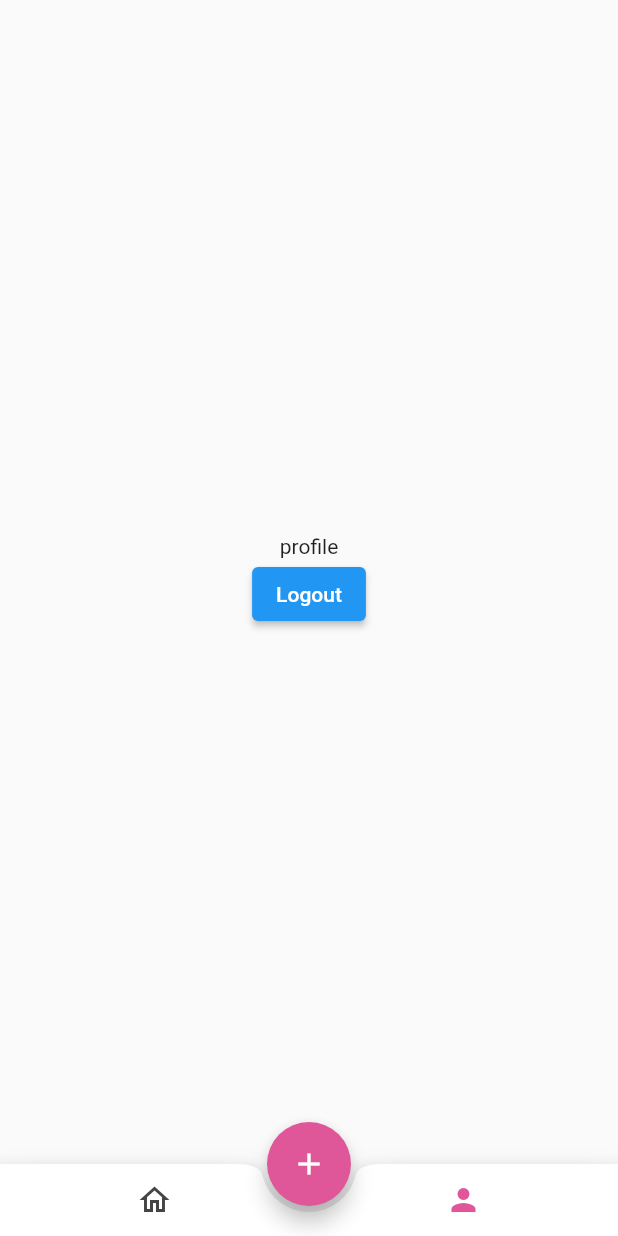
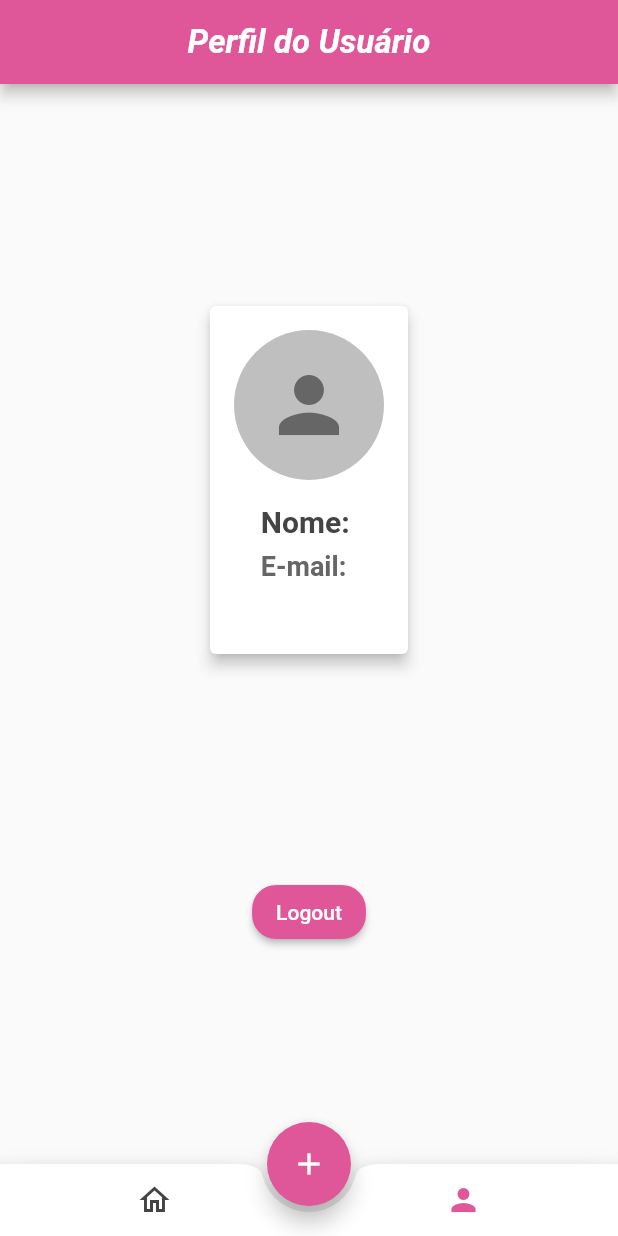
Before and after one commit to thak1996/cabeleleila, a Flutter app: the HomePageView screen opened by its route, after a tap on the "person outline" icon, on a phone screen of 412 x 824 dp. Run offline on Flutter 3.47's test engine with Material 2 defaults, Android fonts, the phone set to English and light mode, and no system bars; our stand-ins replace firebase_auth, firebase_core, flutter_secure_storage, get_it; accounts and stored records are empty; Roboto replaces fonts that are missing (AlegreyaSans).

Commit message:
criação das páginas home e profile, add cards

```diff
--- a/lib/app/common/constants/app_colors.dart
+++ b/lib/app/common/constants/app_colors.dart
@@ -35,6 +35,7 @@ class AppColors {
   static const Color white = Color(0xFFFFFFFF);
   static const Color iceWhite = Color(0xFFEEF8F7);
   static const Color darkGrey = Color(0xFF444444);
+  static const Color lighGrey = Color(0xFFBFBFBF);
   static const Color grey = Color(0xFF666666);
   static const Color error = Color(0xFFF44336);
 }
--- a/lib/app/common/constants/app_text_styles.dart
+++ b/lib/app/common/constants/app_text_styles.dart
@@ -15,9 +15,21 @@ class AppTextStyles {
     fontWeight: FontWeight.w700,
   );
 
+  static const TextStyle mediumText16 = TextStyle(
+    fontFamily: 'AlegreyaSans',
+    fontSize: 16.0,
+    fontWeight: FontWeight.w600,
+  );
+
   static const TextStyle mediumText18 = TextStyle(
     fontFamily: 'AlegreyaSans',
     fontSize: 18.0,
+    fontWeight: FontWeight.w600,
+  );
+
+  static const TextStyle mediumText22 = TextStyle(
+    fontFamily: 'AlegreyaSans',
+    fontSize: 22.0,
     fontWeight: FontWeight.w600,
   );
 
@@ -31,7 +43,6 @@ class AppTextStyles {
     fontFamily: 'AlegreyaSans',
     fontSize: 14.0,
     fontWeight: FontWeight.w500,
-
   );
 
   static const TextStyle inputLabelText = TextStyle(
--- /dev/null
+++ b/lib/app/common/widget/appbar_custom.dart
@@ -0,0 +1,36 @@
+import 'package:cabeleleila/app/common/constants/app_colors.dart';
+import 'package:cabeleleila/app/common/constants/app_text_styles.dart';
+import 'package:flutter/material.dart';
+
+class AppBarCustom extends StatefulWidget implements PreferredSizeWidget {
+  const AppBarCustom({
+    Key? key,
+    required this.title,
+    this.style,
+  }) : super(key: key);
+  final String title;
+  final TextStyle? style;
+
+  @override
+  State<AppBarCustom> createState() => _AppBarCustomState();
+  @override
+  Size get preferredSize => const Size.fromHeight(kToolbarHeight);
+}
+
+class _AppBarCustomState extends State<AppBarCustom> {
+  @override
+  Widget build(BuildContext context) {
+    return AppBar(
+      backgroundColor: AppColors.pinkOne,
+      automaticallyImplyLeading: false,
+      centerTitle: true,
+      title: Text(
+        widget.title,
+        style: widget.style ??
+            AppTextStyles.mediumText22.apply(
+              fontStyle: FontStyle.italic,
+            ),
+      ),
+    );
+  }
+}
--- /dev/null
+++ b/lib/app/common/widget/eleveted_button_custon.dart
@@ -0,0 +1,28 @@
+import 'package:cabeleleila/app/common/constants/app_colors.dart';
+import 'package:flutter/material.dart';
+
+class CustomElevatedButton extends StatelessWidget {
+  final void Function()? onPressed;
+  final String text;
+
+  const CustomElevatedButton({
+    super.key,
+    required this.text,
+    required this.onPressed,
+  });
+
+  @override
+  Widget build(BuildContext context) {
+    return ElevatedButton(
+      onPressed: onPressed,
+      style: ElevatedButton.styleFrom(
+        backgroundColor: AppColors.pinkOne,
+        padding: const EdgeInsets.symmetric(horizontal: 16, vertical: 8),
+        shape: RoundedRectangleBorder(
+          borderRadius: BorderRadius.circular(16),
+        ),
+      ),
+      child: Text(text),
+    );
+  }
+}
--- /dev/null
+++ b/lib/app/common/widget/service_salon_card.dart
@@ -0,0 +1,53 @@
+import 'package:cabeleleila/app/common/constants/app_colors.dart';
+import 'package:cabeleleila/app/common/constants/app_text_styles.dart';
+import 'package:flutter/material.dart';
+
+class SalonService {
+  SalonService({
+    required this.name,
+    required this.description,
+    required this.price,
+  });
+  final String name;
+  final String description;
+  final double price;
+}
+
+class SalonServiceCard extends StatelessWidget {
+  final SalonService service;
+
+  const SalonServiceCard({super.key, required this.service});
+
+  @override
+  Widget build(BuildContext context) {
+    return Card(
+      elevation: 4,
+      shadowColor: AppColors.pinkLogo,
+      margin: const EdgeInsets.symmetric(vertical: 8, horizontal: 16),
+      child: Padding(
+        padding: const EdgeInsets.all(16),
+        child: Column(
+          crossAxisAlignment: CrossAxisAlignment.start,
+          children: [
+            Text(
+              service.name,
+              style: AppTextStyles.mediumText18,
+            ),
+            const SizedBox(height: 6),
+            Text(
+              service.description,
+              style: AppTextStyles.inputText.copyWith(
+                color: AppColors.grey,
+              ),
+            ),
+            const SizedBox(height: 8),
+            Text(
+              'Preço: R\$ ${service.price.toStringAsFixed(2)}',
+              style: AppTextStyles.mediumText16,
+            ),
+          ],
+        ),
+      ),
+    );
+  }
+}
--- /dev/null
+++ b/lib/app/common/widget/user_card_profile_card.dart
@@ -0,0 +1,68 @@
+import 'package:cabeleleila/app/common/constants/app_colors.dart';
+import 'package:cabeleleila/app/common/constants/app_text_styles.dart';
+import 'package:firebase_auth/firebase_auth.dart';
+import 'package:flutter/material.dart';
+
+class UserCard extends StatelessWidget {
+  const UserCard({Key? key, required this.user}) : super(key: key);
+  String _capitalize(String s) =>
+      s.isNotEmpty ? '${s[0].toUpperCase()}${s.substring(1)}' : '';
+  final User user;
+
+  @override
+  Widget build(BuildContext context) {
+    return Card(
+      elevation: 4,
+      child: Padding(
+        padding: const EdgeInsets.all(16.0),
+        child: Column(
+          children: [
+            user.photoURL != null
+                ? CircleAvatar(
+                    backgroundImage: NetworkImage(user.photoURL!),
+                    radius: 50,
+                  )
+                : const Material(
+                    color: AppColors.lighGrey,
+                    shape: CircleBorder(),
+                    child: Padding(
+                      padding: EdgeInsets.all(20),
+                      child: Icon(
+                        Icons.person,
+                        size: 60,
+                        color: AppColors.grey,
+                      ),
+                    ),
+                  ),
+            const SizedBox(height: 16.0),
+            Column(
+              crossAxisAlignment: CrossAxisAlignment.start,
+              children: [
+                user.displayName != null
+                    ? Text(
+                        "Nome: ${_capitalize(user.displayName!)}",
+                        style: AppTextStyles.mediumText20.apply(
+                          color: AppColors.darkGrey,
+                        ),
+                      )
+                    : const Text(""),
+                const SizedBox(height: 8.0),
+                user.email != null
+                    ? Text(
+                        "E-mail: ${user.email}",
+                        style: AppTextStyles.mediumText18.apply(
+                          color: AppColors.grey,
+                        ),
+                      )
+                    : const Text(""),
+                if (user.phoneNumber != null) const SizedBox(height: 8.0),
+                if (user.phoneNumber != null) Text(user.phoneNumber!),
+                const SizedBox(height: 8.0),
+              ],
+            ),
+          ],
+        ),
+      ),
+    );
+  }
+}
--- a/lib/app/locator.dart
+++ b/lib/app/locator.dart
@@ -1,5 +1,5 @@
 import 'package:cabeleleila/app/services/auth_service.dart';
-import 'package:cabeleleila/app/services/firebase_auth_service.dart';
+import 'package:cabeleleila/app/services/firebase/firebase_auth_service.dart';
 import 'package:cabeleleila/app/services/secure_storage.dart';
 import 'package:cabeleleila/app/view/authentication/sign_in/sign_in_controller.dart';
 import 'package:cabeleleila/app/view/authentication/sign_up/sign_up_controller.dart';
--- a/lib/app/services/firebase_auth_service.dart
+++ b/lib/app/services/firebase/firebase_auth_service.dart
@@ -1,5 +1,5 @@
 import 'package:cabeleleila/app/services/auth_service.dart';
-import 'package:cabeleleila/app/services/firebase_auth_exception.dart';
+import 'package:cabeleleila/app/services/firebase/firebase_auth_exception.dart';
 import 'package:firebase_auth/firebase_auth.dart';
 import 'package:cabeleleila/app/common/models/user_model.dart';
 
--- a/lib/app/view/home/appbar_pages/profile/profile_page.dart
+++ b/lib/app/view/home/appbar_pages/profile/profile_page.dart
@@ -1,5 +1,9 @@
+import 'package:cabeleleila/app/common/widget/appbar_custom.dart';
 import 'package:cabeleleila/app/common/constants/routes.dart';
+import 'package:cabeleleila/app/common/widget/eleveted_button_custon.dart';
+import 'package:cabeleleila/app/common/widget/user_card_profile_card.dart';
 import 'package:cabeleleila/app/services/secure_storage.dart';
+import 'package:firebase_auth/firebase_auth.dart';
 import 'package:flutter/material.dart';
 
 class ProfilePage extends StatefulWidget {
@@ -9,22 +13,28 @@ class ProfilePage extends StatefulWidget {
   State<ProfilePage> createState() => _ProfilePageState();
 }
 
-class _ProfilePageState extends State<ProfilePage>
-    with AutomaticKeepAliveClientMixin<ProfilePage> {
-  @override
+class _ProfilePageState extends State<ProfilePage> {
+  final User user = FirebaseAuth.instance.currentUser!;
+  SecureStorage secureStorage = const SecureStorage();
+
   bool get wantKeepAlive => true;
 
   @override
   Widget build(BuildContext context) {
-    super.build(context);
-    const secureStorage = SecureStorage();
     return Scaffold(
-      body: Center(
+      appBar: _appBarCustom(),
+      body: _bodyProfileCustom(context),
+    );
+  }
+
+  Center _bodyProfileCustom(BuildContext context) {
+    return Center(
       child: Column(
-          mainAxisAlignment: MainAxisAlignment.center,
+        crossAxisAlignment: CrossAxisAlignment.center,
+        mainAxisAlignment: MainAxisAlignment.spaceEvenly,
         children: [
-            const Text('profile'),
-            ElevatedButton(
+          UserCard(user: user),
+          CustomElevatedButton(
             onPressed: () {
               secureStorage.deleteOne(key: "CURRENT_USER").then(
                     (_) => Navigator.popAndPushNamed(
@@ -33,11 +43,14 @@ class _ProfilePageState extends State<ProfilePage>
                     ),
                   );
             },
-              child: const Text('Logout'),
-            )
+            text: 'Logout',
+          ),
         ],
-        ),
       ),
     );
   }
+
+  AppBarCustom _appBarCustom() => const AppBarCustom(
+        title: 'Perfil do Usuário',
+      );
 }
```
Also changed, not shown: lib/app/services/firebase/firebase_auth_exception.dart (added, +62 -0 lines), lib/app/services/firebase_auth_exception.dart (deleted, +0 -44 lines), lib/app/view/home/home_page.dart (+74 -4 lines). Lines whose indentation alone changed are shown as unchanged.
